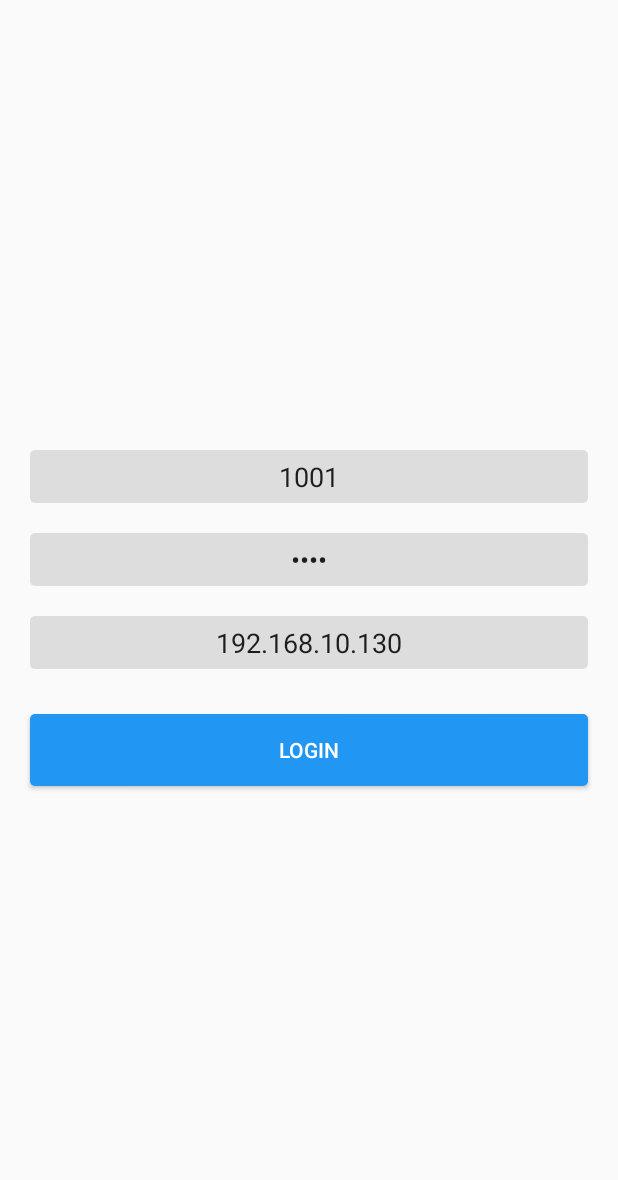
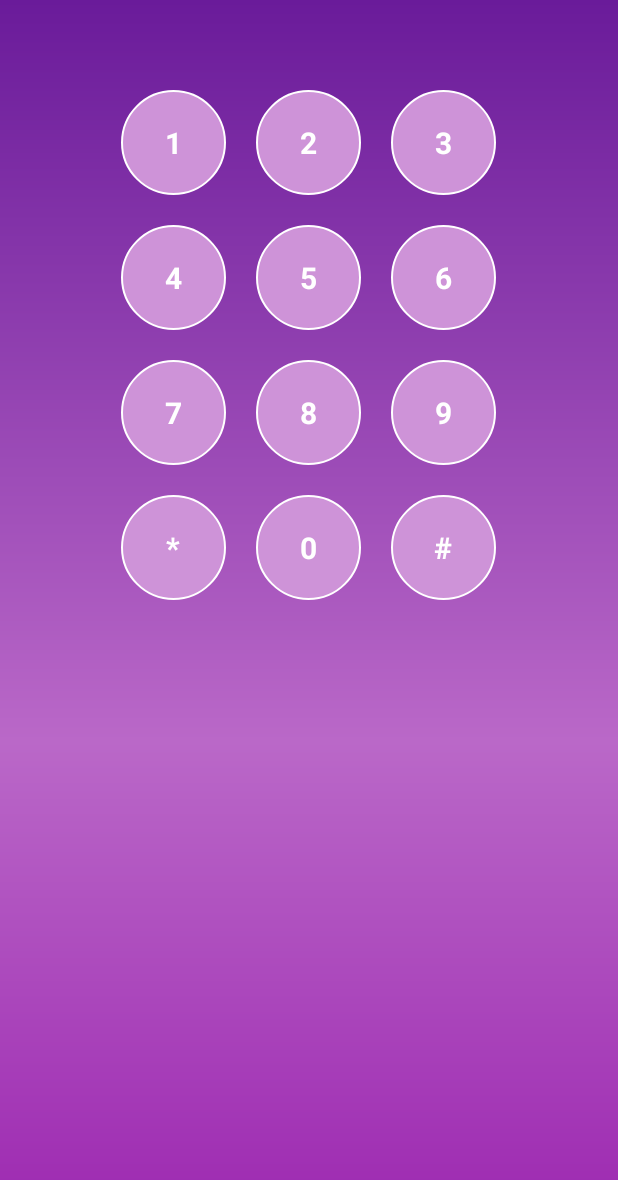
Before and after one commit to wmasantos/VoiPro, an Android app: the screen it shows after launch (LoginActivity before the commit, DialerActivity after it), on a phone screen of 412 x 824 dp. Shown: the top 1180 px of the screen. Run offline under Robolectric (Android 15) with nearby library versions, the phone set to English and light mode, and no system bars.

Commit message:
segundo commit

```diff
--- a/app/src/main/AndroidManifest.xml
+++ b/app/src/main/AndroidManifest.xml
@@ -29,6 +29,10 @@
             android:name=".LoginActivity"
             android:screenOrientation="portrait"/>
 
+        <activity
+            android:name=".DialerActivity"
+            android:screenOrientation="portrait"/>
+
         <service android:name=".VoiProService"/>
     </application>
 
--- /dev/null
+++ b/app/src/main/java/br/com/voipro/DialerActivity.java
@@ -0,0 +1,15 @@
+package br.com.voipro;
+
+import android.os.Bundle;
+import android.support.annotation.Nullable;
+import android.support.v7.app.AppCompatActivity;
+
+import br.com.voipro.R;
+
+public class DialerActivity extends AppCompatActivity{
+    @Override
+    protected void onCreate(@Nullable Bundle savedInstanceState) {
+        super.onCreate(savedInstanceState);
+        setContentView(R.layout.activity_dialer);
+    }
+}
--- a/app/src/main/java/br/com/voipro/SplashScreenActivity.java
+++ b/app/src/main/java/br/com/voipro/SplashScreenActivity.java
@@ -15,7 +15,7 @@ public class SplashScreenActivity extends AppCompatActivity {
         new Handler().postDelayed(new Runnable() {
             @Override
             public void run() {
-                Intent intent = new Intent(SplashScreenActivity.this, LoginActivity.class);
+                Intent intent = new Intent(SplashScreenActivity.this, DialerActivity.class);
                 startActivity(intent);
             }
         }, 2500);
--- a/app/src/main/java/br/com/voipro/VoiProService.java
+++ b/app/src/main/java/br/com/voipro/VoiProService.java
@@ -38,12 +38,17 @@ import br.com.voipro.entity.UserEntity;
 
 public class VoiProService extends Service implements LinphoneCoreListener{
     private LinphoneCore linphoneCore;
+    private static LinphoneCore staticLinphoneCore;
     private LinphoneCoreFactory linphoneCoreFactory;
     private LinphoneAuthInfo linphoneAuthInfo;
     private LinphoneProxyConfig linphoneProxyConfig;
     private LinphoneAddress linphoneAddress;
     private LinphoneCall linphoneCall;
     private boolean iterate;
+
+    public static LinphoneCore instance(){
+        return staticLinphoneCore;
+    }
 
     @Override
     public int onStartCommand(Intent intent, int flags, int startId) {
@@ -84,6 +89,7 @@ public class VoiProService extends Service implements LinphoneCoreListener{
         linphoneCore.addAuthInfo(linphoneAuthInfo);
         linphoneCore.addProxyConfig(linphoneProxyConfig);
         linphoneCore.setDefaultProxyConfig(linphoneProxyConfig);
+        staticLinphoneCore = linphoneCore;
 
         while(iterate){
             linphoneCore.iterate();
@@ -242,28 +248,7 @@ public class VoiProService extends Service implements LinphoneCoreListener{
 
     @Override
     public void callState(LinphoneCore linphoneCore, LinphoneCall linphoneCall, LinphoneCall.State state, String s) {
-        switch(state.value()){
-            case 1: {
-                try {
-                    linphoneCore.acceptCall(linphoneCall);
-                } catch (LinphoneCoreException e) {
-                    e.printStackTrace();
-                }
-                break;
-            }
-            case 6:{
-                LinphoneCallParams linphoneCallParams = linphoneCall.getCurrentParams();
-                linphoneCallParams.setRecordFile(Environment.getExternalStorageDirectory().getAbsolutePath() + "/Teste/xkkk.mp3");
-                linphoneCall.startRecording();
-                System.out.println(state.value());
-
-                break;
-            }
-            case 13: {
-                linphoneCall.stopRecording();
-                break;
-            }
-        }
+        updateCallState(linphoneCore, linphoneCall, state, s);
     }
 
     @Override
@@ -310,4 +295,29 @@ public class VoiProService extends Service implements LinphoneCoreListener{
     public void networkReachableChanged(LinphoneCore linphoneCore, boolean b) {
 
     }
+
+    private void updateCallState(LinphoneCore linphoneCore, LinphoneCall linphoneCall, LinphoneCall.State state, String s){
+        switch(state.value()){
+            case 1: {
+                try {
+                    linphoneCore.acceptCall(linphoneCall);
+                } catch (LinphoneCoreException e) {
+                    e.printStackTrace();
+                }
+                break;
+            }
+            case 6:{
+                LinphoneCallParams linphoneCallParams = linphoneCall.getCurrentParams();
+                linphoneCallParams.setRecordFile(Environment.getExternalStorageDirectory().getAbsolutePath() + "/Teste/xkkk.mp3");
+                linphoneCall.startRecording();
+                System.out.println(state.value());
+
+                break;
+            }
+            case 13: {
+                linphoneCall.stopRecording();
+                break;
+            }
+        }
+    }
 }
--- /dev/null
+++ b/app/src/main/res/drawable/selector_dialer_buttom.xml
@@ -0,0 +1,16 @@
+<?xml version="1.0" encoding="utf-8"?>
+<selector xmlns:android="http://schemas.android.com/apk/res/android">
+    <item android:state_pressed="true">
+        <shape android:shape="oval">
+            <solid android:color="#6A1B9A"/>
+            <stroke android:width="1dp" android:color="#FFFFFF"/>
+        </shape>
+    </item>
+
+    <item>
+        <shape android:shape="oval">
+            <solid android:color="#CE93D8"/>
+            <stroke android:width="1dp" android:color="#FFFFFF"/>
+        </shape>
+    </item>
+</selector>
--- /dev/null
+++ b/app/src/main/res/drawable/shape_dialer_background.xml
@@ -0,0 +1,10 @@
+<?xml version="1.0" encoding="utf-8"?>
+<shape xmlns:android="http://schemas.android.com/apk/res/android">
+    <gradient
+        android:startColor="#6A1B9A"
+        android:centerColor="#BA68C8"
+        android:endColor="#9C27B0"
+        android:angle="270"
+        android:centerX="50%"
+        android:centerY="60%"/>
+</shape>
--- /dev/null
+++ b/app/src/main/res/layout/activity_dialer.xml
@@ -0,0 +1,198 @@
+<?xml version="1.0" encoding="utf-8"?>
+<LinearLayout xmlns:android="http://schemas.android.com/apk/res/android"
+    android:orientation="vertical"
+    android:layout_width="match_parent"
+    android:layout_height="match_parent"
+    android:background="@drawable/shape_dialer_background">
+
+    <TextView
+        android:id="@+id/tvDialerDisplay"
+        android:layout_width="match_parent"
+        android:layout_height="60dp" />
+
+    <LinearLayout
+        android:layout_width="match_parent"
+        android:layout_height="wrap_content"
+        android:orientation="vertical">
+
+        <LinearLayout
+            android:layout_width="match_parent"
+            android:layout_height="wrap_content"
+            android:orientation="horizontal"
+            android:gravity="center"
+            android:layout_marginBottom="20dp">
+
+            <TextView
+                android:clickable="true"
+                android:layout_width="70dp"
+                android:layout_height="70dp"
+                android:gravity="center"
+                android:textColor="#FFFFFF"
+                android:textStyle="bold"
+                android:textSize="20sp"
+                android:background="@drawable/selector_dialer_buttom"
+                android:text="1"
+                android:layout_marginRight="20dp"/>
+
+            <TextView
+                android:clickable="true"
+                android:layout_width="70dp"
+                android:layout_height="70dp"
+                android:gravity="center"
+                android:textColor="#FFFFFF"
+                android:textStyle="bold"
+                android:textSize="20sp"
+                android:background="@drawable/selector_dialer_buttom"
+                android:text="2"
+                android:layout_marginRight="20dp"/>
+
+            <TextView
+                android:clickable="true"
+                android:layout_width="70dp"
+                android:layout_height="70dp"
+                android:gravity="center"
+                android:textColor="#FFFFFF"
+                android:textStyle="bold"
+                android:textSize="20sp"
+                android:background="@drawable/selector_dialer_buttom"
+                android:text="3"/>
+
+
+        </LinearLayout>
+
+        <LinearLayout
+            android:layout_width="match_parent"
+            android:layout_height="wrap_content"
+            android:orientation="horizontal"
+            android:gravity="center"
+            android:layout_marginBottom="20dp">
+
+            <TextView
+                android:clickable="true"
+                android:layout_width="70dp"
+                android:layout_height="70dp"
+                android:gravity="center"
+                android:textColor="#FFFFFF"
+                android:textStyle="bold"
+                android:textSize="20sp"
+                android:background="@drawable/selector_dialer_buttom"
+                android:text="4"
+                android:layout_marginRight="20dp"/>
+
+            <TextView
+                android:clickable="true"
+                android:layout_width="70dp"
+                android:layout_height="70dp"
+                android:gravity="center"
+                android:textColor="#FFFFFF"
+                android:textStyle="bold"
+                android:textSize="20sp"
+                android:background="@drawable/selector_dialer_buttom"
+                android:text="5"
+                android:layout_marginRight="20dp"/>
+
+            <TextView
+                android:clickable="true"
+                android:layout_width="70dp"
+                android:layout_height="70dp"
+                android:gravity="center"
+                android:textColor="#FFFFFF"
+                android:textStyle="bold"
+                android:textSize="20sp"
+                android:background="@drawable/selector_dialer_buttom"
+                android:text="6"/>
+
+
+        </LinearLayout>
+
+        <LinearLayout
+            android:layout_width="match_parent"
+            android:layout_height="wrap_content"
+            android:orientation="horizontal"
+            android:gravity="center"
+            android:layout_marginBottom="20dp">
+
+            <TextView
+                android:clickable="true"
+                android:layout_width="70dp"
+                android:layout_height="70dp"
+                android:gravity="center"
+                android:textColor="#FFFFFF"
+                android:textStyle="bold"
+                android:textSize="20sp"
+                android:background="@drawable/selector_dialer_buttom"
+                android:text="7"
+                android:layout_marginRight="20dp"/>
+
+            <TextView
+                android:clickable="true"
+                android:layout_width="70dp"
+                android:layout_height="70dp"
+                android:gravity="center"
+                android:textColor="#FFFFFF"
+                android:textStyle="bold"
+                android:textSize="20sp"
+                android:background="@drawable/selector_dialer_buttom"
+                android:text="8"
+                android:layout_marginRight="20dp"/>
+
+            <TextView
+                android:clickable="true"
+                android:layout_width="70dp"
+                android:layout_height="70dp"
+                android:gravity="center"
+                android:textColor="#FFFFFF"
+                android:textStyle="bold"
+                android:textSize="20sp"
+                android:background="@drawable/selector_dialer_buttom"
+                android:text="9"/>
+
+
+        </LinearLayout>
+
+        <LinearLayout
+            android:layout_width="match_parent"
+            android:layout_height="wrap_content"
+            android:orientation="horizontal"
+            android:gravity="center"
+            android:layout_marginBottom="20dp">
+
+            <TextView
+                android:clickable="true"
+                android:layout_width="70dp"
+                android:layout_height="70dp"
+                android:gravity="center"
+                android:textColor="#FFFFFF"
+                android:textStyle="bold"
+                android:textSize="20sp"
+                android:background="@drawable/selector_dialer_buttom"
+                android:text="*"
+                android:layout_marginRight="20dp"/>
+
+            <TextView
+                android:clickable="true"
+                android:layout_width="70dp"
+                android:layout_height="70dp"
+                android:gravity="center"
+                android:textColor="#FFFFFF"
+                android:textStyle="bold"
+                android:textSize="20sp"
+                android:background="@drawable/selector_dialer_buttom"
+                android:text="0"
+                android:layout_marginRight="20dp"/>
+
+            <TextView
+                android:clickable="true"
+                android:layout_width="70dp"
+                android:layout_height="70dp"
+                android:gravity="center"
+                android:textColor="#FFFFFF"
+                android:textStyle="bold"
+                android:textSize="20sp"
+                android:background="@drawable/selector_dialer_buttom"
+                android:text="#"/>
+
+
+        </LinearLayout>
+    </LinearLayout>
+</LinearLayout>
```
